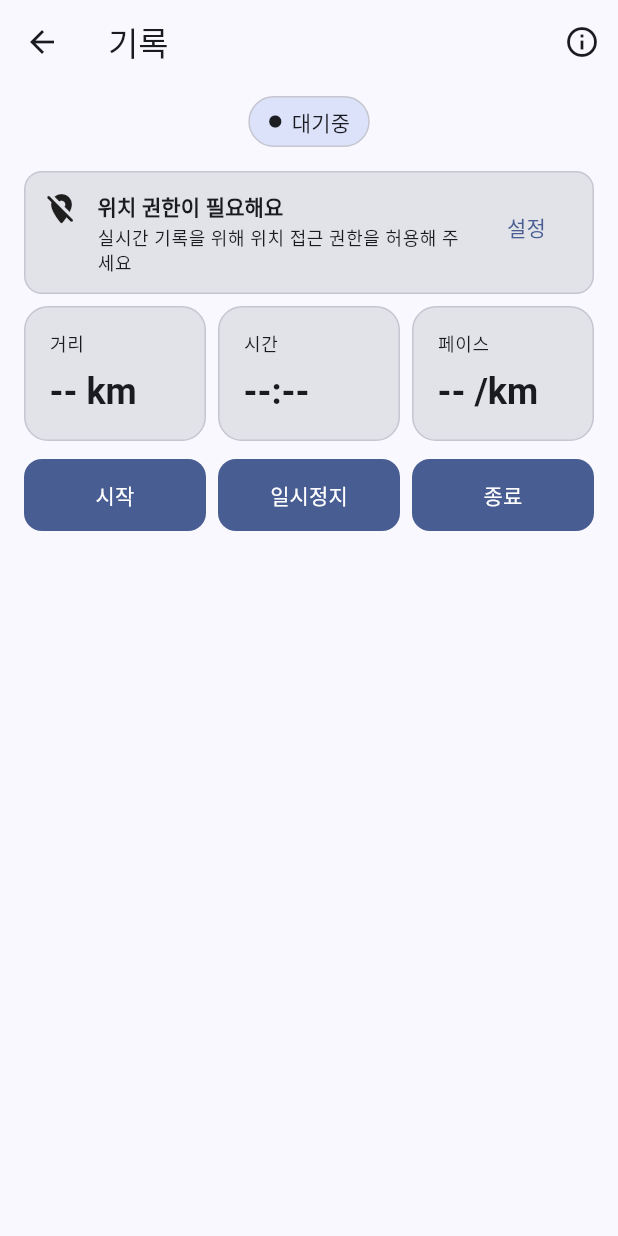
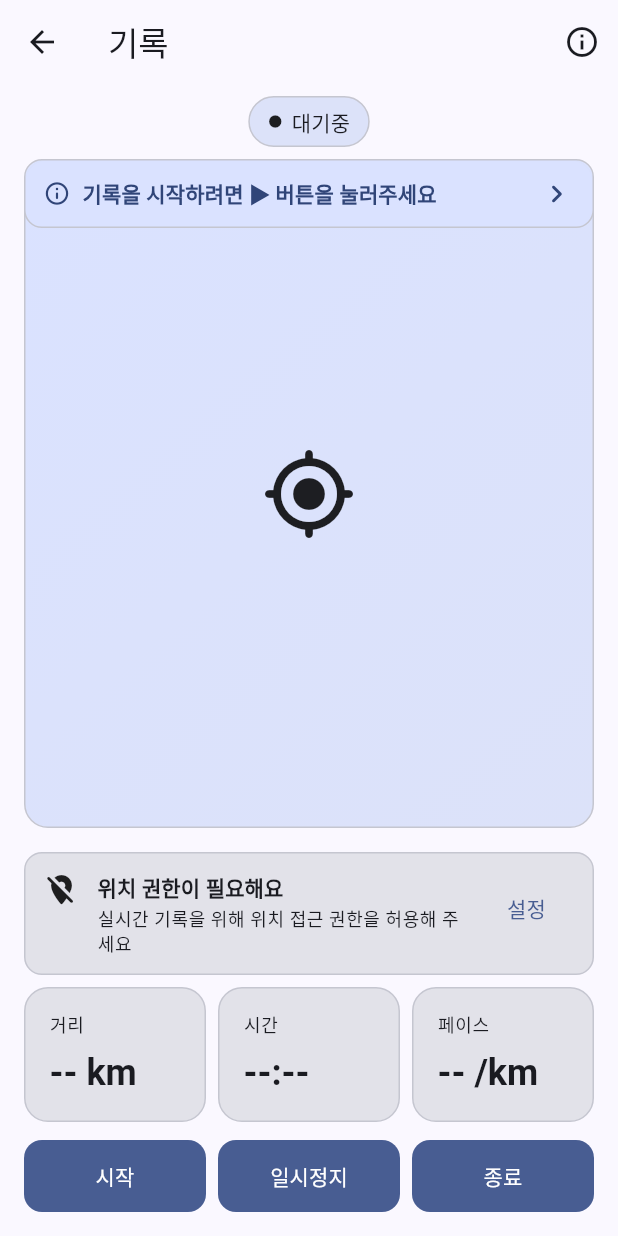
Before and after one commit to Leedoseo/RouteLog_project, a Flutter app: the RecordScreen screen opened directly, on a phone screen of 412 x 824 dp. Run offline on Flutter 3.47's test engine with Material 3 defaults, Android fonts, the phone set to English and light mode, and no system bars.

Commit message:
record_banner.dart 파일추가 후 UI미반영 된 부분 수정

```diff
--- a/lib/features/record/record_screen.dart
+++ b/lib/features/record/record_screen.dart
@@ -10,7 +10,6 @@ class RecordScreen extends StatelessWidget {
 
   @override
   Widget build(BuildContext context) {
-
     const mockLocationGranted = false;
 
     return Scaffold(
@@ -28,18 +27,40 @@ class RecordScreen extends StatelessWidget {
         child: Column(
           children: [
             const SizedBox(height: 8),
-            const RecordStatusBadge(statusText: "대기중"), // 현재 상태 배지
+            const RecordStatusBadge(statusText: "대기중"),
             const SizedBox(height: 8),
 
-            if (!mockLocationGranted)
+            // 지도 + 레코드 배너(오버레이)
+            Expanded(
+              child: Stack(
+                children: [
+                  const MapPlaceholder(), // (목업 지도)
+                  Positioned(
+                    left: 16,
+                    right: 16,
+                    child: RecordBanner(
+                      text: "기록을 시작하려면 ▶ 버튼을 눌러주세요",
+                      variant: BannerVariant.idle,
+                      onTap: () => _notImplemented(context, "배너 탭 (미구현)"),
+                    ),
+                  ),
+                ],
+              ),
+            ),
+
+            // 권한 배너(옵션)
+            if (!mockLocationGranted) ...[
+              const SizedBox(height: 8),
               PermissionBanner(
                 title: "위치 권한이 필요해요",
                 message: "실시간 기록을 위해 위치 접근 권한을 허용해 주세요",
                 actionLabel: "설정",
                 onAction: () => _notImplemented(context, "권한 요청/이동은 나중에 연결"),
               ),
+            ],
+
             const SizedBox(height: 8),
-            const MetricsPanel( // 핵심 지표 3개
+            const MetricsPanel(
               distanceText: "-- km",
               durationText: "--:--",
               paceText: "-- /km",
--- a/lib/features/record/widgets/record_banner.dart
+++ b/lib/features/record/widgets/record_banner.dart
@@ -19,7 +19,7 @@ class RecordBanner extends StatelessWidget {
     final cs = Theme.of(context).colorScheme;
 
     Color bg;
-    Color fg = cs.onPrimaryContainer;
+    Color fg;
     switch (variant) {
       case BannerVariant.recording:
         bg = cs.errorContainer;
@@ -35,7 +35,7 @@ class RecordBanner extends StatelessWidget {
         fg = cs.onPrimaryContainer;
     }
 
-    final content = Container(
+    final banner = Container(
       padding: const EdgeInsets.symmetric(horizontal: 12, vertical: 10),
       decoration: BoxDecoration(
         color: bg.withOpacity(0.95),
@@ -44,7 +44,7 @@ class RecordBanner extends StatelessWidget {
       ),
       child: Row(
         children: [
-          const Icon(Icons.info_outline_rounded, size: 18),
+          Icon(Icons.info_outline_rounded, size: 18, color: fg),
           const SizedBox(width: 8),
           Expanded(
             child: Text(
@@ -65,8 +65,17 @@ class RecordBanner extends StatelessWidget {
       ),
     );
 
+    // 잉크 리플을 살리고 싶다면 InkWell 주변에 Material을 두는 게 가장 깔끔
     return onTap == null
-        ? content
-        : InkWell(onTap: onTap, borderRadius: BorderRadius.circular(12), child: content);
+        ? banner
+        : Material(
+      color: Colors.transparent,
+      borderRadius: BorderRadius.circular(12),
+      child: InkWell(
+        onTap: onTap,
+        borderRadius: BorderRadius.circular(12),
+        child: banner,
+      ),
+    );
   }
 }
```
